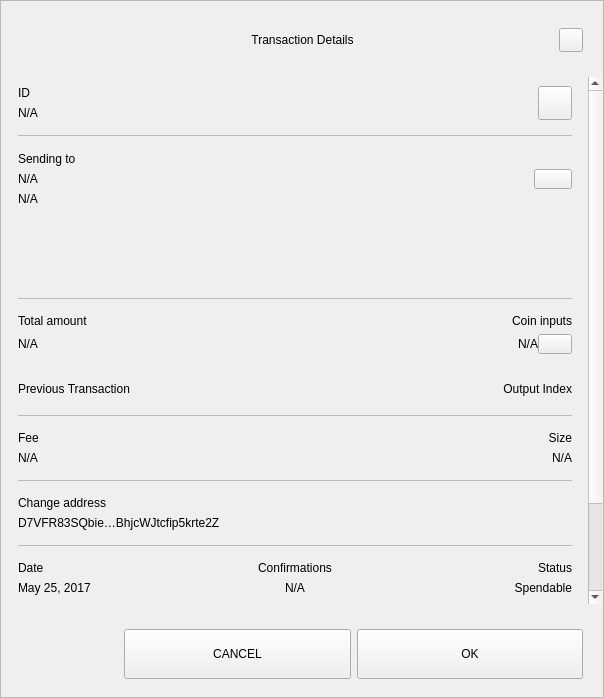
Above: src/qt/encocoin/forms/sendconfirmdialog.ui from Kopernikus-dev/xnk-testing before the change. Below: the same form after it.
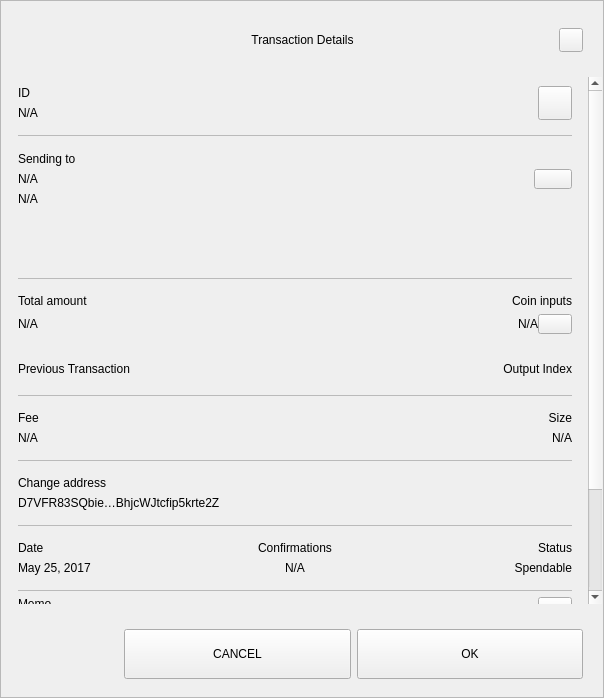
That is the form after the change.

Commit message:
[BUG][GUI] TxDetail dialog memo: plain text edit + copy button
switch from QLabel to QPlainTextEdit (read-only), so the text is properly wrapped, and can also be conveniently selected for copying specific parts.

The edit to the form file:
```diff
--- a/src/qt/encocoin/forms/sendconfirmdialog.ui
+++ b/src/qt/encocoin/forms/sendconfirmdialog.ui
@@ -181,7 +181,7 @@
         <property name="minimumSize">
          <size>
           <width>0</width>
-          <height>0</height>
+          <height>450</height>
          </size>
         </property>
         <layout class="QVBoxLayout" name="verticalLayout_4">
@@ -217,9 +217,9 @@
             <property name="geometry">
              <rect>
               <x>0</x>
-              <y>-130</y>
+              <y>0</y>
               <width>586</width>
-              <height>650</height>
+              <height>700</height>
              </rect>
             </property>
             <property name="autoFillBackground">
@@ -931,17 +931,25 @@
                 <item>
                  <widget class="QWidget" name="contentMemo" native="true">
                   <layout class="QVBoxLayout" name="contentMemo_layout">
+                   <property name="spacing">
+                    <number>0</number>
+                   </property>
                    <property name="leftMargin">
                     <number>0</number>
                    </property>
                    <property name="topMargin">
-                    <number>9</number>
+                    <number>0</number>
                    </property>
                    <property name="rightMargin">
                     <number>0</number>
                    </property>
                    <property name="bottomMargin">
-                    <number>9</number>
+                    <number>0</number>
+                   </property>
+                   <item>
+                    <layout class="QHBoxLayout" name="horizontalLayout_2">
+                     <property name="spacing">
+                      <number>0</number>
                    </property>
                    <item>
                     <widget class="QLabel" name="labelMemo">
@@ -954,14 +962,62 @@
                      <property name="text">
                       <string>Memo</string>
                      </property>
+                       <property name="alignment">
+                        <set>Qt::AlignLeading|Qt::AlignLeft|Qt::AlignTop</set>
+                       </property>
                     </widget>
                    </item>
                    <item>
-                    <widget class="QLabel" name="textMemo">
+                      <widget class="QPushButton" name="pushCopyMemo">
+                       <property name="minimumSize">
+                        <size>
+                         <width>34</width>
+                         <height>34</height>
+                        </size>
+                       </property>
+                       <property name="maximumSize">
+                        <size>
+                         <width>34</width>
+                         <height>34</height>
+                        </size>
+                       </property>
+                       <property name="focusPolicy">
+                        <enum>Qt::NoFocus</enum>
+                       </property>
                      <property name="text">
-                      <string>No memo</string>
-                     </property>
-                     <property name="wordWrap">
+                        <string/>
+                       </property>
+                       <property name="iconSize">
+                        <size>
+                         <width>18</width>
+                         <height>18</height>
+                        </size>
+                       </property>
+                      </widget>
+                     </item>
+                    </layout>
+                   </item>
+                   <item>
+                    <widget class="QPlainTextEdit" name="textMemo">
+                     <property name="sizePolicy">
+                      <sizepolicy hsizetype="Expanding" vsizetype="MinimumExpanding">
+                       <horstretch>0</horstretch>
+                       <verstretch>0</verstretch>
+                      </sizepolicy>
+                     </property>
+                     <property name="verticalScrollBarPolicy">
+                      <enum>Qt::ScrollBarAsNeeded</enum>
+                     </property>
+                     <property name="horizontalScrollBarPolicy">
+                      <enum>Qt::ScrollBarAlwaysOff</enum>
+                     </property>
+                     <property name="sizeAdjustPolicy">
+                      <enum>QAbstractScrollArea::AdjustToContents</enum>
+                     </property>
+                     <property name="undoRedoEnabled">
+                      <bool>false</bool>
+                     </property>
+                     <property name="readOnly">
                       <bool>true</bool>
                      </property>
                     </widget>
```
Lines whose indentation alone changed are shown as unchanged. The commit also changes 4 other files.
